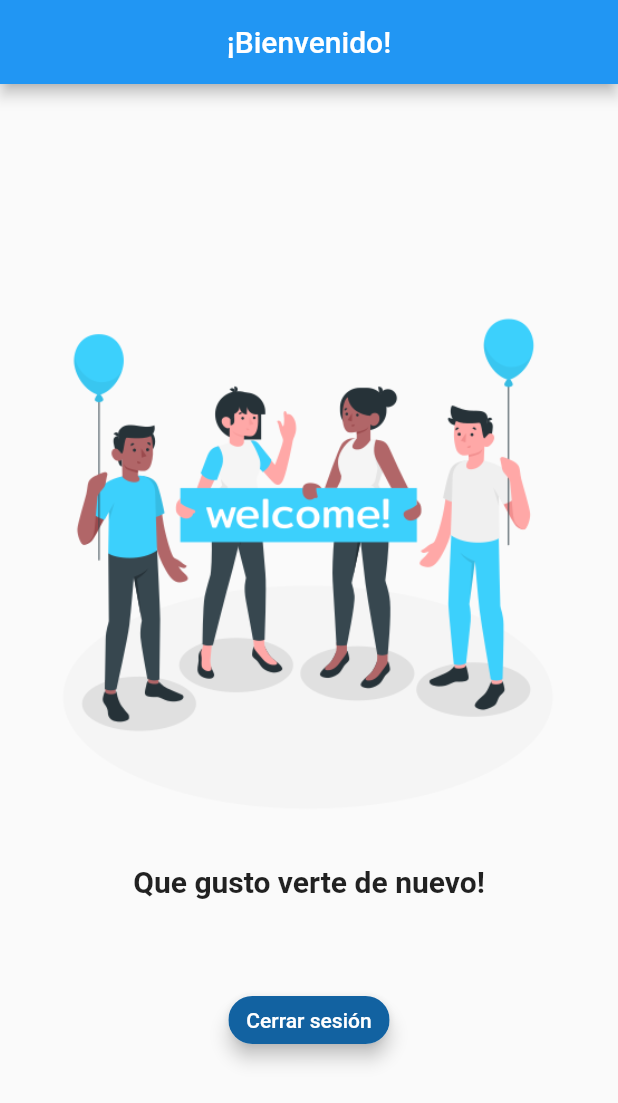
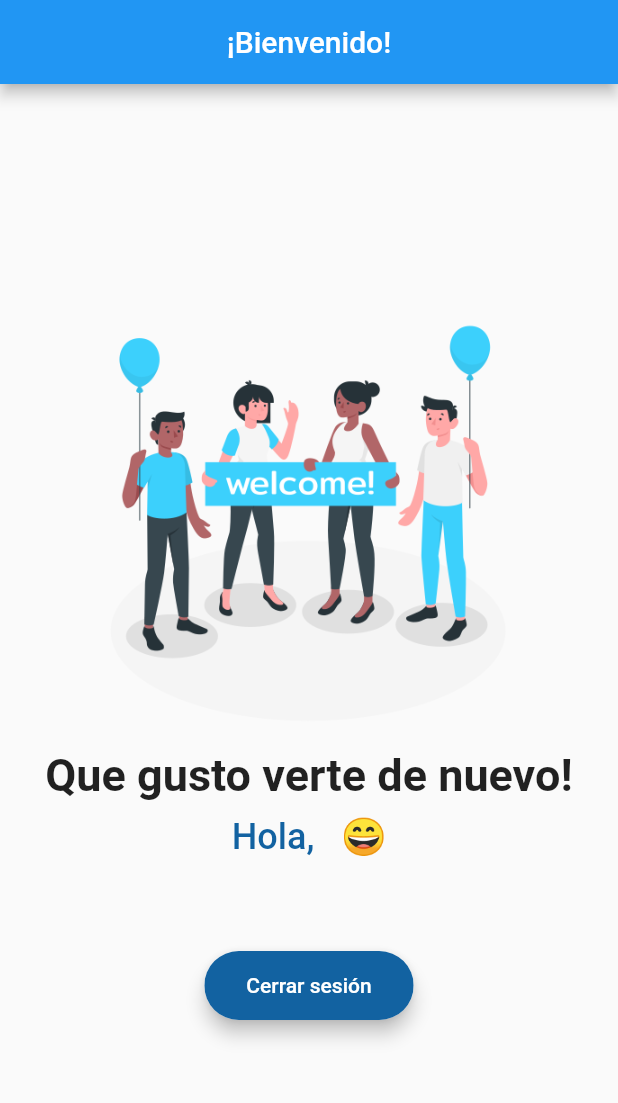
Before and after one commit to Naaidrv/loginform, a Flutter app: the Home screen opened directly, on a phone screen of 412 x 824 dp. Shown: the top 1103 px of the screen. Run offline on Flutter 3.47's test engine with Material 2 defaults, Android fonts, the phone set to English and light mode, and no system bars; our stand-ins replace cloud_firestore, firebase_auth, firebase_core, fluttertoast; accounts and stored records are empty.

Commit message:
Cambios - Diseño/HomeScreen

```diff
--- a/lib/screens/home.dart
+++ b/lib/screens/home.dart
@@ -1,5 +1,3 @@
-import 'dart:ffi';
-
 import 'package:cloud_firestore/cloud_firestore.dart';
 import 'package:firebase_auth/firebase_auth.dart';
 import 'package:flutter/material.dart';
@@ -19,7 +17,6 @@ class _HomeState extends State<Home> {
 
   @override
   void initState() {
-    // TODO: implement initState
     super.initState();
     FirebaseFirestore.instance
         .collection("users")
@@ -46,30 +43,34 @@ class _HomeState extends State<Home> {
             crossAxisAlignment: CrossAxisAlignment.center,
             children: <Widget>[
               SizedBox(
-                  height: 400,
+                  height: 300,
                   child: Image.asset(
                     "assets/logow.png",
                     fit: BoxFit.contain,
                   )),
               Text(
                 "Que gusto verte de nuevo!",
-                style: TextStyle(fontSize: 20, fontWeight: FontWeight.bold),
+                style: TextStyle(fontSize: 30, fontWeight: FontWeight.bold),
               ),
               SizedBox(height: 10),
               Text(
-                "${loggedInUser.fisrtname} ${loggedInUser.secondname}",
+                "Hola, ${loggedInUser.fisrtname} ${loggedInUser.secondname} 😄",
                 style: TextStyle(
-                    color: Color(0xFF104599C), fontWeight: FontWeight.w500),
+                    color: Color(0xFF104599C),
+                    fontWeight: FontWeight.w500,
+                    fontSize: 24),
               ),
+              SizedBox(height: 10),
               Text(
                 "${loggedInUser.email}",
                 style: TextStyle(
                     color: Color(0xFF104599C), fontWeight: FontWeight.w500),
               ),
-              SizedBox(height: 15),
+              SizedBox(height: 35),
               ActionChip(
                   elevation: 5,
                   backgroundColor: Color(0xFF104599C),
+                  padding: EdgeInsets.fromLTRB(20, 15, 20, 15),
                   label: Text(
                     "Cerrar sesión",
                     style: TextStyle(
```
